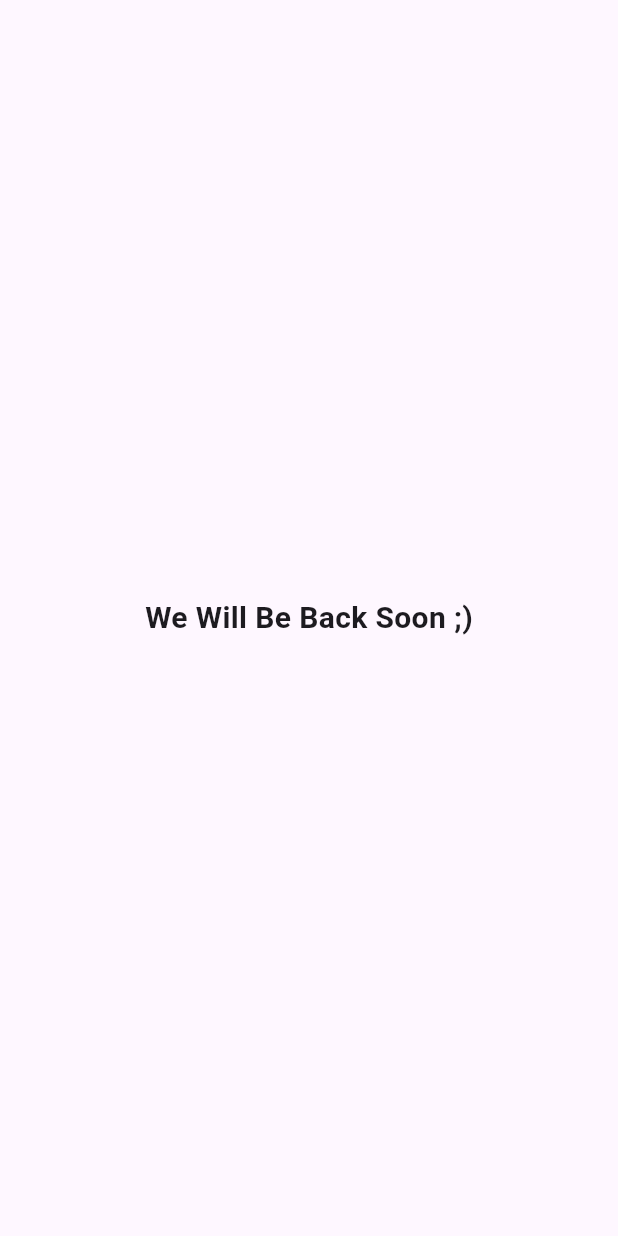
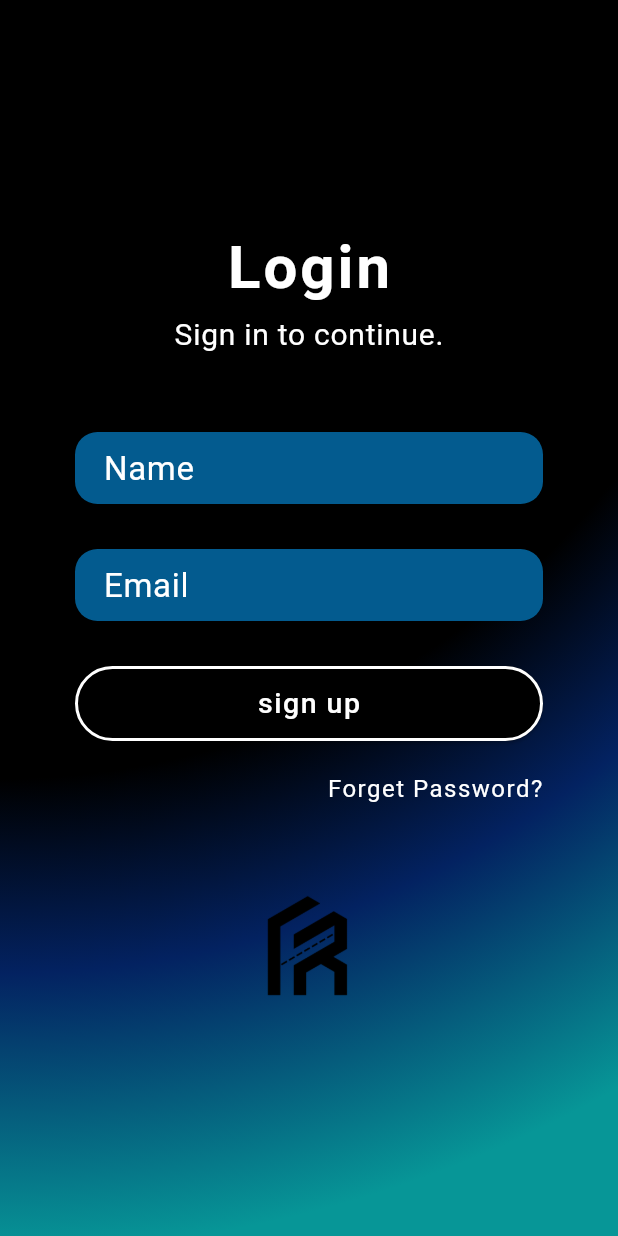
Before and after one commit to Tech-Tribee/Fleet-Roving-Employee, a Flutter app: the screen it shows after launch, on a phone screen of 412 x 824 dp. Run offline on Flutter 3.47's test engine with Material 2 defaults, Android fonts, the phone set to English and light mode, and no system bars.

Commit message:
feature: designed and coded the login page

```diff
--- a/lib/commons/colors.dart
+++ b/lib/commons/colors.dart
@@ -3,7 +3,5 @@ import 'package:flutter/material.dart';
 class GlobalVariable {
   static const splashScreenPrimaryColor = Color(0xff004AAD);
   static const splashScreenSecondaryLightColor = Color(0xff5DE0E6);
-  static const textFildBackGroundColor = Color(0xfff1f1fd);
-  static const authIconColor = Color.fromARGB(255, 98, 103, 238);
-  static const authIconBackGroundColor = Color(0xffE3E4FC);
+  static const textFildBackGroundColor = Color(0xff035B8F);
 }
--- a/lib/commons/contants/screens/splash_screen.dart
+++ b/lib/commons/contants/screens/splash_screen.dart
@@ -1,7 +1,7 @@
 import 'dart:async';
 
 import 'package:fleet_roving_employee/commons/colors.dart';
-import 'package:fleet_roving_employee/features/home/screens/home_screen.dart';
+import 'package:fleet_roving_employee/features/authentication/screens/login_screen.dart';
 import 'package:flutter/material.dart';
 
 class SplashScreen extends StatefulWidget {
@@ -47,7 +47,7 @@ class _SplashScreenState extends State<SplashScreen>
       Navigator.pushReplacement(
         context,
         MaterialPageRoute(
-          builder: (context) => const HomeScreen(),
+          builder: (context) => const LoginScreen(),
         ),
       );
     });
--- /dev/null
+++ b/lib/commons/contants/widgets/custom_button.dart
@@ -0,0 +1,33 @@
+import 'package:flutter/material.dart';
+
+class CustomButton extends StatelessWidget {
+  final String text;
+  final VoidCallback onPressed;
+  const CustomButton({super.key, required this.text, required this.onPressed});
+
+  @override
+  Widget build(BuildContext context) {
+    return ElevatedButton(
+      onPressed: onPressed,
+      style: ElevatedButton.styleFrom(
+        backgroundColor: Colors.black,
+        minimumSize: const Size(
+          double.infinity,
+          50,
+        ),
+        shape: RoundedRectangleBorder(
+          borderRadius: BorderRadius.circular(50),
+          side: const BorderSide(color: Colors.white, width: 2.0),
+        ),
+      ),
+      child: Text(
+        text,
+        style: const TextStyle(
+          color: Colors.white,
+          fontSize: 19,
+          letterSpacing: 1,
+        ),
+      ),
+    );
+  }
+}
--- /dev/null
+++ b/lib/commons/contants/widgets/custom_text_field.dart
@@ -0,0 +1,50 @@
+import 'package:fleet_roving_employee/commons/colors.dart';
+import 'package:flutter/material.dart';
+
+class CustomTextField extends StatelessWidget {
+  final TextEditingController controller;
+  final String hintText;
+  final bool hidden;
+
+  const CustomTextField({
+    Key? key,
+    required this.controller,
+    required this.hintText,
+    this.hidden = false,
+  }) : super(key: key);
+
+  @override
+  Widget build(BuildContext context) {
+    return TextFormField(
+      obscureText: hidden,
+      controller: controller,
+      style:
+          const TextStyle(color: Colors.white), // Set the text color to white
+      decoration: InputDecoration(
+        filled: true,
+        label: Text(
+          hintText,
+          style: const TextStyle(
+            color: Colors.white,
+            fontSize: 22,
+          ),
+        ),
+        fillColor: GlobalVariable.textFildBackGroundColor,
+        enabledBorder: OutlineInputBorder(
+          borderSide: BorderSide.none,
+          borderRadius: BorderRadius.circular(15.0),
+        ),
+        focusedBorder: OutlineInputBorder(
+          borderSide: const BorderSide(
+            color: Colors.white,
+          ),
+          borderRadius: BorderRadius.circular(15.0),
+        ),
+        contentPadding: const EdgeInsets.symmetric(
+          horizontal: 15,
+          vertical: 5,
+        ),
+      ),
+    );
+  }
+}
--- /dev/null
+++ b/lib/features/authentication/screens/login_screen.dart
@@ -0,0 +1,109 @@
+import 'package:fleet_roving_employee/commons/contants/widgets/custom_button.dart';
+import 'package:fleet_roving_employee/commons/contants/widgets/custom_text_field.dart';
+import 'package:fleet_roving_employee/features/home/screens/home_screen.dart';
+import 'package:flutter/material.dart';
+
+class LoginScreen extends StatefulWidget {
+  const LoginScreen({super.key});
+
+  @override
+  State<LoginScreen> createState() => _LoginScreenState();
+}
+
+class _LoginScreenState extends State<LoginScreen> {
+  TextEditingController emailController = TextEditingController();
+  TextEditingController nameController = TextEditingController();
+
+  void handlesubmit() {
+    Navigator.push(
+      context,
+      MaterialPageRoute(
+        builder: (context) => const HomeScreen(),
+      ),
+    );
+  }
+
+  @override
+  Widget build(BuildContext context) {
+    return Scaffold(
+        body: Container(
+      height: double.infinity,
+      decoration: const BoxDecoration(
+        gradient: RadialGradient(
+          center: Alignment.topLeft,
+          radius: 4.5,
+          colors: [
+            Colors.black,
+            Color(0xff032261),
+            Color(0xff079697),
+          ],
+          stops: [0.28, 0.35, 0.45],
+        ),
+      ),
+      padding: const EdgeInsets.symmetric(
+        horizontal: 50,
+      ),
+      child: SingleChildScrollView(
+        child: Padding(
+          padding: const EdgeInsets.only(top: 150),
+          child: Column(
+            children: [
+              const Text(
+                "Login",
+                style: TextStyle(
+                  color: Colors.white,
+                  fontSize: 40,
+                  fontWeight: FontWeight.bold,
+                  letterSpacing: 2,
+                ),
+              ),
+              const SizedBox(height: 2),
+              const Text(
+                "Sign in to continue.",
+                style: TextStyle(
+                  color: Colors.white,
+                  fontSize: 20,
+                  letterSpacing: 0.5,
+                ),
+              ),
+              const SizedBox(height: 50),
+              CustomTextField(
+                controller: nameController,
+                hintText: "Name",
+              ),
+              const SizedBox(height: 30),
+              CustomTextField(
+                controller: emailController,
+                hintText: "Email",
+              ),
+              const SizedBox(height: 30),
+              CustomButton(
+                text: "sign up",
+                onPressed: handlesubmit,
+              ),
+              const SizedBox(height: 20),
+              const Align(
+                alignment: Alignment.centerRight,
+                child: Text(
+                  "Forget Password?",
+                  style: TextStyle(
+                    fontSize: 16,
+                    color: Colors.white,
+                    letterSpacing: 1,
+                  ),
+                ),
+              ),
+              const SizedBox(height: 20),
+              Image.asset(
+                "assets/images/logo.png",
+                height: 150,
+                width: 100,
+                color: Colors.black,
+              ),
+            ],
+          ),
+        ),
+      ),
+    ));
+  }
+}
--- a/lib/features/home/screens/home_screen.dart
+++ b/lib/features/home/screens/home_screen.dart
@@ -7,13 +7,7 @@ class HomeScreen extends StatelessWidget {
   Widget build(BuildContext context) {
     return const Scaffold(
       body: Center(
-        child: Text(
-          "We Will Be Back Soon ;)",
-          style: TextStyle(
-            fontSize: 20,
-            fontWeight: FontWeight.bold,
-          ),
-        ),
+        child: Text("We Will Be Back Soon ;)"),
       ),
     );
   }
```
